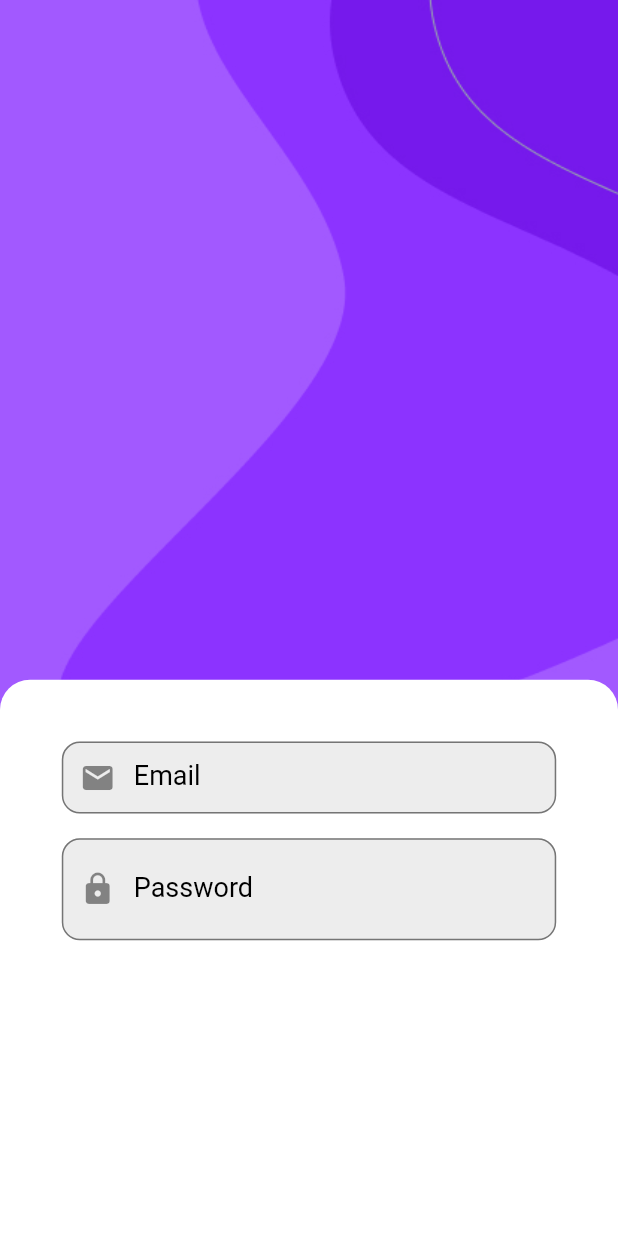
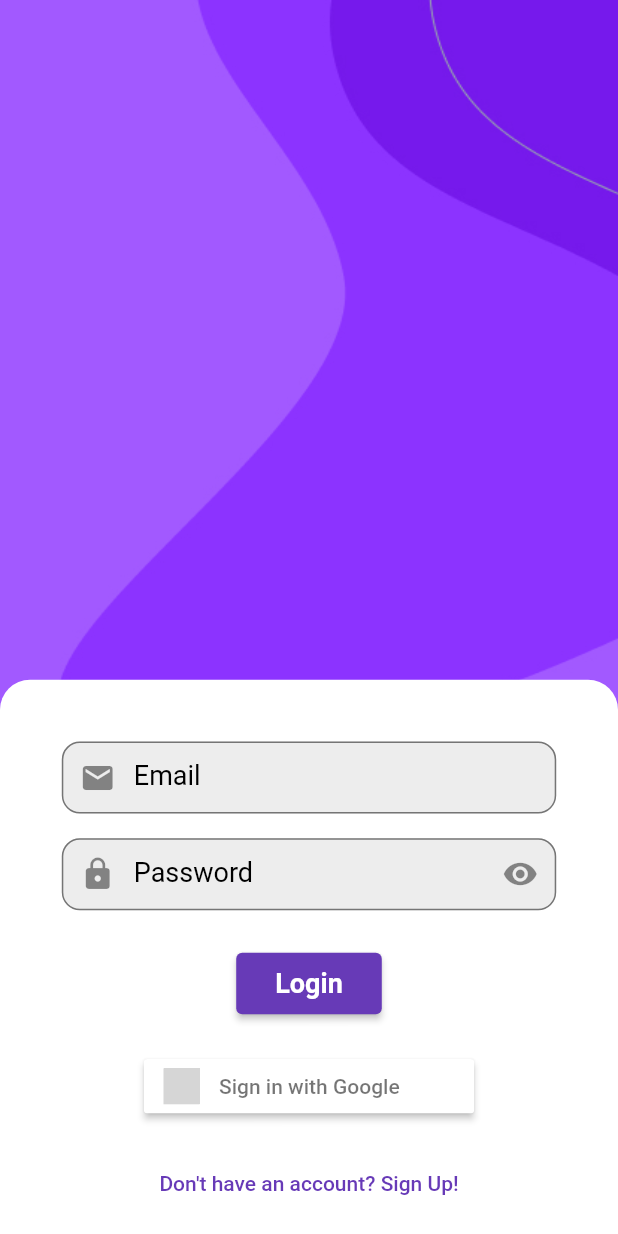
Before and after one commit to mortal-ghost/Event-Manager-App, a Flutter app: the Login screen opened directly, on a phone screen of 412 x 824 dp. Run offline on Flutter 3.47's test engine with Material 2 defaults, Android fonts, the phone set to English and light mode, and no system bars; our stand-ins replace firebase_auth, flutter_signin_button; accounts and stored records are empty; grey boxes are pictures that could not be loaded.

Commit message:
Added login screen

```diff
--- a/lib/globals/decorations.dart
+++ b/lib/globals/decorations.dart
@@ -19,5 +19,5 @@ const textInputDecoration = InputDecoration(
   labelStyle: TextStyle(
     fontSize: 18.0,
     color: Colors.black,
-  )
+  ),
 );
--- a/lib/screens/login.dart
+++ b/lib/screens/login.dart
@@ -1,5 +1,6 @@
 import 'package:event_manager_app/globals/decorations.dart';
 import 'package:flutter/material.dart';
+import 'package:flutter_signin_button/flutter_signin_button.dart';
 
 class Login extends StatefulWidget {
   const Login({Key? key}) : super(key: key);
@@ -99,7 +100,7 @@ class _LoginState extends State<Login> {
                                   decoration: textInputDecoration.copyWith(
                                       labelText: "Password",
                                       prefixIcon: const Icon(Icons.lock),
-                                      suffix: IconButton(
+                                      suffixIcon: IconButton(
                                           icon: eyeIcon(),
                                         onPressed: togglePass,
                                       )
@@ -116,11 +117,44 @@ class _LoginState extends State<Login> {
                                       return "Password must be of minimum 8 characters!";
                                     }
                                   },
+                                ),
+                                SizedBox(
+                                  height: screenSize['height']*0.03,
+                                ),
+                                ElevatedButton(
+                                    onPressed: () {},
+                                    child: Container(
+                                      padding: const EdgeInsets.all(10.0),
+                                      decoration: const BoxDecoration(
+                                        borderRadius: BorderRadius.all(Radius.circular(20.0)),
+                                      ),
+                                      child: const Text(
+                                          "Login",
+                                          style: TextStyle(
+                                            fontSize: 18.0,
+                                            fontWeight: FontWeight.bold
+                                          ),
+                                      ),
+                                    )
+                                ),
+                                SizedBox(
+                                  height: screenSize['height']*0.025,
+                                ),
+                                SignInButton(
+                                  Buttons.Google,
+                                  onPressed: () {},
+                                ),
+                                SizedBox(
+                                  height: screenSize['height']*0.02,
+                                ),
+                                TextButton(
+                                    onPressed: () {},
+                                    child: const Text("Don't have an account? Sign Up!")
                                 )
                               ],
                             ),
                           ),
-                        )
+                        ),
                       ],
                     ),
                   ),
--- /dev/null
+++ b/lib/services/auth.dart
@@ -0,0 +1,5 @@
+import 'package:firebase_auth/firebase_auth.dart';
+
+class AuthService{
+  final FirebaseAuth _auth = FirebaseAuth.instance;
+}
```
Also changed, not shown: lib/main.dart (+3 -38 lines), lib/screens/signup.dart (added, +18 -0 lines), pubspec.yaml (+8 -79 lines), pubspec.lock.
